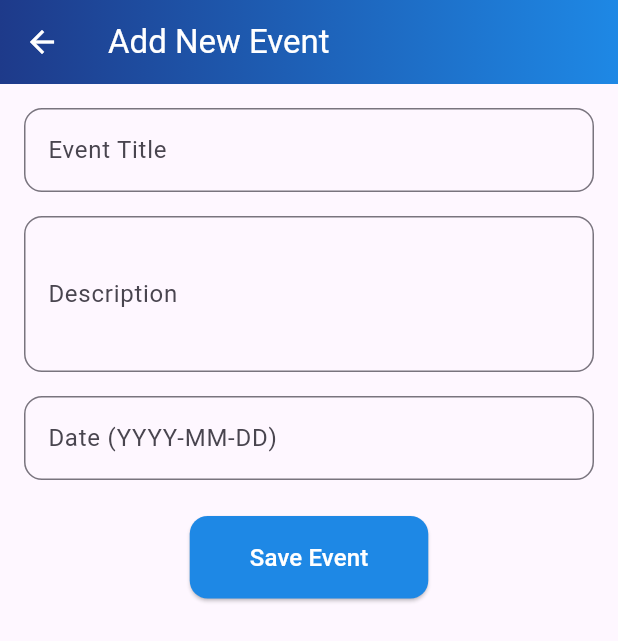
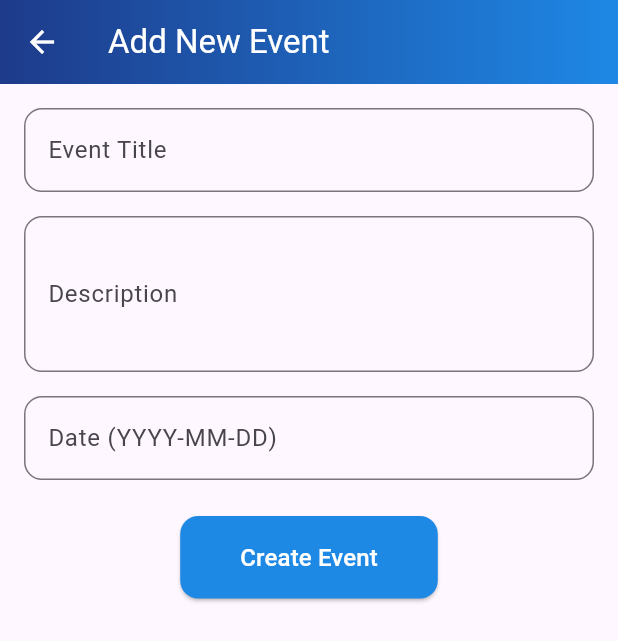
Before and after one commit to MinaMorgan/Hedieaty, a Flutter app: the AddEventPage screen opened by its route, on a phone screen of 412 x 824 dp. Shown: the top 641 px of the screen. Run offline on Flutter 3.47's test engine with Material 3 defaults, Android fonts, the phone set to English and light mode, and no system bars; our stand-ins replace cloud_firestore, firebase_auth, firebase_core, image_picker, shared_preferences, sqflite; accounts and stored records are empty.

```diff
--- a/lib/screens/events/add_event_page.dart
+++ b/lib/screens/events/add_event_page.dart
@@ -117,7 +117,7 @@ class AddEventPage extends StatelessWidget {
                       ),
                     ),
                     child: const Text(
-                      'Save Event',
+                      'Create Event',
                       style: TextStyle(fontSize: 16),
                     ),
                   ),
--- a/lib/widgets/gradient_appbar.dart
+++ b/lib/widgets/gradient_appbar.dart
@@ -1,12 +1,16 @@
 import 'package:flutter/material.dart';
-import '/screens/event/add_event_page.dart';
-
 
 class GradientAppBar extends StatefulWidget implements PreferredSizeWidget {
   final String title;
   final bool showButton;
+  final VoidCallback? onButtonPressed;
 
-  const GradientAppBar({super.key, required this.title, this.showButton = false});
+  const GradientAppBar({
+    super.key,
+    required this.title,
+    this.showButton = false,
+    this.onButtonPressed,
+  });
 
   @override
   _GradientAppBarState createState() => _GradientAppBarState();
@@ -35,18 +39,11 @@ class _GradientAppBarState extends State<GradientAppBar> {
             if (widget.showButton)
               IconButton(
                 icon: const Icon(Icons.add),
-                onPressed: _addNewEvent, // Call _addNewEvent when pressed
+                onPressed: widget.onButtonPressed, // Call the provided callback
               ),
           ],
         ),
       ),
     );
   }
-
-  void _addNewEvent() {
-    Navigator.push(
-      context,
-      MaterialPageRoute(builder: (context) => AddEventPage()),
-    );
-  }
 }
```
Also changed, not shown: lib/screens/events/events_page.dart (+8 -5 lines), lib/screens/home/home_page.dart (+8 -48 lines).
